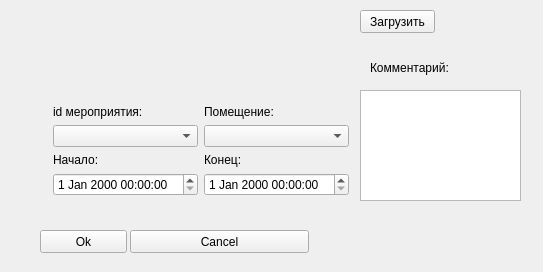
Old version of the form book.ui in the repository artBatamirov/NTO_2023.
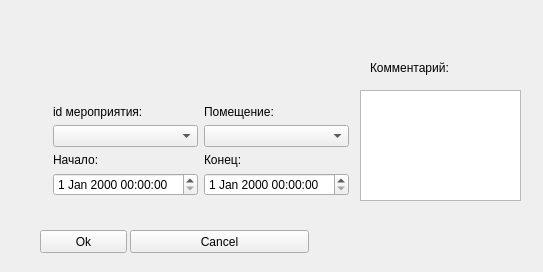
New version of the form.

Commit message: add checking date for booking add book button for empty_room tab need to code change fuction for orders

The edit to the form file:
```diff
--- a/book.ui
+++ b/book.ui
@@ -126,17 +126,17 @@
     <string>Cancel</string>
    </property>
   </widget>
-  <widget class="QPushButton" name="reload_btn">
+  <widget class="QLabel" name="label">
    <property name="geometry">
     <rect>
-     <x>360</x>
+     <x>26</x>
      <y>10</y>
-     <width>75</width>
-     <height>23</height>
+     <width>271</width>
+     <height>20</height>
     </rect>
    </property>
    <property name="text">
-    <string>Загрузить</string>
+    <string/>
    </property>
   </widget>
  </widget>
```
The commit also changes 3 other files.
